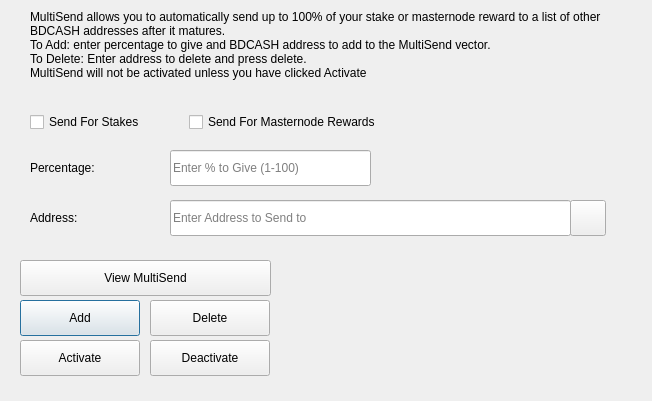
Old version of the form src/qt/forms/multisenddialog.ui in the repository MotoAcidic/bdcash-protocol.
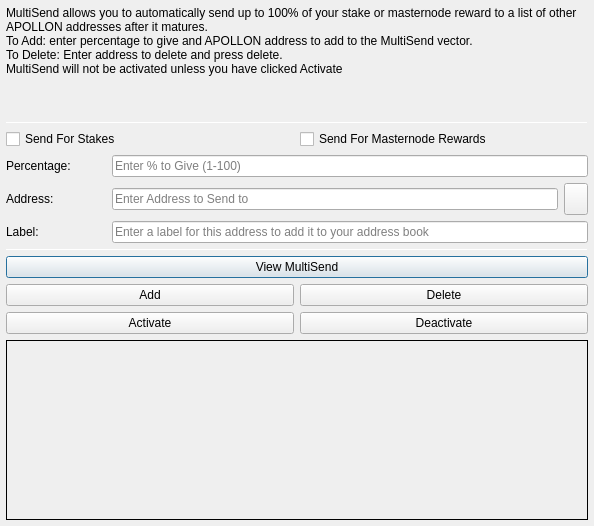
New version of the form. Icons and pictures are not drawn.

Patch:
```diff
--- a/src/qt/forms/multisenddialog.ui
+++ b/src/qt/forms/multisenddialog.ui
@@ -9,34 +9,97 @@
    <rect>
     <x>0</x>
     <y>0</y>
-    <width>652</width>
-    <height>401</height>
+    <width>594</width>
+    <height>526</height>
    </rect>
   </property>
   <property name="windowTitle">
    <string>MultiSend</string>
   </property>
+  <layout class="QVBoxLayout" name="verticalLayout" stretch="0">
+   <property name="margin">
+    <number>6</number>
+   </property>
+   <item>
+    <layout class="QVBoxLayout" name="verticalLayout_Main" stretch="1,1,1,0,1,1,1">
+     <item>
+      <widget class="QLabel" name="label_2">
+       <property name="lineWidth">
+        <number>1</number>
+       </property>
+       <property name="text">
+        <string>MultiSend allows you to automatically send up to 100% of your stake or masternode reward to a list of other APOLLON addresses after it matures.
+To Add: enter percentage to give and APOLLON address to add to the MultiSend vector.
+To Delete: Enter address to delete and press delete.
+MultiSend will not be activated unless you have clicked Activate</string>
+       </property>
+       <property name="alignment">
+        <set>Qt::AlignLeading|Qt::AlignLeft|Qt::AlignTop</set>
+       </property>
+       <property name="wordWrap">
+        <bool>true</bool>
+       </property>
+      </widget>
+     </item>
+     <item>
+      <widget class="Line" name="line">
+       <property name="minimumSize">
+        <size>
+         <width>0</width>
+         <height>1</height>
+        </size>
+       </property>
+       <property name="maximumSize">
+        <size>
+         <width>16777215</width>
+         <height>1</height>
+        </size>
+       </property>
+       <property name="orientation">
+        <enum>Qt::Horizontal</enum>
+       </property>
+      </widget>
+     </item>
+     <item>
+      <layout class="QVBoxLayout" name="verticalLayout_Settings">
+       <item>
+        <layout class="QHBoxLayout" name="horizontalLayout">
+         <item>
+          <widget class="QCheckBox" name="multiSendStakeCheckBox">
+           <property name="text">
+            <string>Send For Stakes</string>
+           </property>
+          </widget>
+         </item>
+         <item>
+          <widget class="QCheckBox" name="multiSendMasternodeCheckBox">
+           <property name="text">
+            <string>Send For Masternode Rewards</string>
+           </property>
+          </widget>
+         </item>
+        </layout>
+       </item>
+       <item>
+        <layout class="QHBoxLayout" name="horizontalLayout_6">
+         <item>
+          <widget class="QLabel" name="label">
+           <property name="minimumSize">
+            <size>
+             <width>100</width>
+             <height>0</height>
+            </size>
+           </property>
+           <property name="toolTip">
+            <string>Percentage of stake to send</string>
+           </property>
+           <property name="text">
+            <string>Percentage:</string>
+           </property>
+          </widget>
+         </item>
+         <item>
   <widget class="QLineEdit" name="multiSendPercentEdit">
-   <property name="geometry">
-    <rect>
-     <x>170</x>
-     <y>150</y>
-     <width>201</width>
-     <height>36</height>
-    </rect>
-   </property>
-   <property name="minimumSize">
-    <size>
-     <width>0</width>
-     <height>36</height>
-    </size>
-   </property>
-   <property name="maximumSize">
-    <size>
-     <width>16777215</width>
-     <height>36</height>
-    </size>
-   </property>
    <property name="toolTip">
     <string>Enter whole numbers 1 - 100</string>
    </property>
@@ -44,27 +107,29 @@
     <string>Enter % to Give (1-100)</string>
    </property>
   </widget>
+         </item>
+        </layout>
+       </item>
+       <item>
+        <layout class="QHBoxLayout" name="horizontalLayout_7">
+         <item>
+          <widget class="QLabel" name="label_5">
+           <property name="minimumSize">
+            <size>
+             <width>100</width>
+             <height>0</height>
+            </size>
+           </property>
+           <property name="toolTip">
+            <string>Address to send portion of stake to</string>
+           </property>
+           <property name="text">
+            <string>Address:</string>
+           </property>
+          </widget>
+         </item>
+         <item>
   <widget class="QLineEdit" name="multiSendAddressEdit">
-   <property name="geometry">
-    <rect>
-     <x>170</x>
-     <y>200</y>
-     <width>401</width>
-     <height>36</height>
-    </rect>
-   </property>
-   <property name="minimumSize">
-    <size>
-     <width>0</width>
-     <height>36</height>
-    </size>
-   </property>
-   <property name="maximumSize">
-    <size>
-     <width>16777215</width>
-     <height>36</height>
-    </size>
-   </property>
    <property name="toolTip">
     <string/>
    </property>
@@ -72,134 +137,13 @@
     <string>Enter Address to Send to</string>
    </property>
   </widget>
-  <widget class="QLabel" name="label_2">
-   <property name="geometry">
-    <rect>
-     <x>30</x>
-     <y>10</y>
-     <width>601</width>
-     <height>81</height>
-    </rect>
-   </property>
-   <property name="lineWidth">
-    <number>1</number>
-   </property>
-   <property name="text">
-    <string>MultiSend allows you to automatically send up to 100% of your stake or masternode reward to a list of other BDCASH addresses after it matures.
-To Add: enter percentage to give and BDCASH address to add to the MultiSend vector.
-To Delete: Enter address to delete and press delete.
-MultiSend will not be activated unless you have clicked Activate</string>
-   </property>
-   <property name="alignment">
-    <set>Qt::AlignLeading|Qt::AlignLeft|Qt::AlignTop</set>
-   </property>
-   <property name="wordWrap">
-    <bool>true</bool>
-   </property>
-  </widget>
-  <widget class="QLabel" name="message">
-   <property name="geometry">
-    <rect>
-     <x>280</x>
-     <y>260</y>
-     <width>351</width>
-     <height>101</height>
-    </rect>
-   </property>
-   <property name="text">
-    <string/>
-   </property>
-  </widget>
-  <widget class="QPushButton" name="addButton">
-   <property name="geometry">
-    <rect>
-     <x>20</x>
-     <y>300</y>
-     <width>120</width>
-     <height>36</height>
-    </rect>
-   </property>
-   <property name="minimumSize">
-    <size>
-     <width>36</width>
-     <height>36</height>
-    </size>
-   </property>
+         </item>
+         <item>
+          <widget class="QToolButton" name="addressBookButton">
    <property name="maximumSize">
     <size>
      <width>16777215</width>
-     <height>36</height>
-    </size>
-   </property>
-   <property name="toolTip">
-    <string/>
-   </property>
-   <property name="statusTip">
-    <string>Add to MultiSend Vector</string>
-   </property>
-   <property name="text">
-    <string>Add</string>
-   </property>
-   <property name="iconSize">
-    <size>
-     <width>36</width>
-     <height>36</height>
-    </size>
-   </property>
-  </widget>
-  <widget class="QPushButton" name="disableButton">
-   <property name="geometry">
-    <rect>
-     <x>150</x>
-     <y>340</y>
-     <width>120</width>
-     <height>36</height>
-    </rect>
-   </property>
-   <property name="minimumSize">
-    <size>
-     <width>36</width>
-     <height>36</height>
-    </size>
-   </property>
-   <property name="maximumSize">
-    <size>
-     <width>16777215</width>
-     <height>36</height>
-    </size>
-   </property>
-   <property name="statusTip">
-    <string>Deactivate MultiSend</string>
-   </property>
-   <property name="text">
-    <string>Deactivate</string>
-   </property>
-   <property name="iconSize">
-    <size>
-     <width>36</width>
-     <height>36</height>
-    </size>
-   </property>
-  </widget>
-  <widget class="QPushButton" name="addressBookButton">
-   <property name="geometry">
-    <rect>
-     <x>570</x>
-     <y>200</y>
-     <width>36</width>
-     <height>36</height>
-    </rect>
-   </property>
-   <property name="sizePolicy">
-    <sizepolicy hsizetype="Minimum" vsizetype="Expanding">
-     <horstretch>0</horstretch>
-     <verstretch>0</verstretch>
-    </sizepolicy>
-   </property>
-   <property name="minimumSize">
-    <size>
-     <width>36</width>
-     <height>36</height>
+             <height>32</height>
     </size>
    </property>
    <property name="toolTip">
@@ -209,87 +153,97 @@
     <string/>
    </property>
    <property name="icon">
-    <iconset>
+            <iconset resource="../apollon.qrc">
      <normaloff>:/icons/address-book</normaloff>:/icons/address-book</iconset>
    </property>
-   <property name="iconSize">
-    <size>
-     <width>36</width>
-     <height>36</height>
-    </size>
-   </property>
    <property name="shortcut">
     <string>Alt+A</string>
    </property>
-   <property name="autoDefault">
-    <bool>false</bool>
-   </property>
-  </widget>
-  <widget class="QLabel" name="label">
-   <property name="geometry">
-    <rect>
-     <x>30</x>
-     <y>150</y>
-     <width>121</width>
-     <height>36</height>
-    </rect>
-   </property>
+          </widget>
+         </item>
+        </layout>
+       </item>
+      </layout>
+     </item>
+     <item>
+      <layout class="QHBoxLayout" name="horizontalLayout_3">
+       <item>
+        <widget class="QLabel" name="label_3">
    <property name="minimumSize">
     <size>
-     <width>0</width>
-     <height>36</height>
-    </size>
-   </property>
-   <property name="toolTip">
-    <string>Percentage of stake to send</string>
-   </property>
+           <width>100</width>
+           <height>0</height>
+          </size>
+         </property>
    <property name="text">
-    <string>Percentage:</string>
-   </property>
-  </widget>
-  <widget class="QLabel" name="label_5">
-   <property name="geometry">
-    <rect>
-     <x>30</x>
-     <y>200</y>
-     <width>111</width>
-     <height>36</height>
-    </rect>
-   </property>
+          <string>Label:</string>
+         </property>
+        </widget>
+       </item>
+       <item>
+        <widget class="QLineEdit" name="labelAddressLabelEdit">
+         <property name="placeholderText">
+          <string>Enter a label for this address to add it to your address book</string>
+         </property>
+        </widget>
+       </item>
+      </layout>
+     </item>
+     <item>
+      <widget class="Line" name="line_2">
    <property name="minimumSize">
     <size>
      <width>0</width>
-     <height>36</height>
-    </size>
-   </property>
+         <height>1</height>
+        </size>
+       </property>
+       <property name="maximumSize">
+        <size>
+         <width>16777215</width>
+         <height>1</height>
+        </size>
+       </property>
+       <property name="orientation">
+        <enum>Qt::Horizontal</enum>
+       </property>
+      </widget>
+     </item>
+     <item>
+      <layout class="QVBoxLayout" name="verticalLayout_Buttons">
+       <item>
+        <layout class="QHBoxLayout" name="horizontalLayout_4">
+         <item>
+          <widget class="QPushButton" name="viewButton">
    <property name="toolTip">
-    <string>Address to send portion of stake to</string>
-   </property>
+            <string/>
+           </property>
+           <property name="statusTip">
+            <string>View MultiSend Vector</string>
+           </property>
    <property name="text">
-    <string>Address:</string>
-   </property>
-  </widget>
+            <string>View MultiSend</string>
+           </property>
+          </widget>
+         </item>
+        </layout>
+       </item>
+       <item>
+        <layout class="QHBoxLayout" name="horizontalLayout_2">
+         <item>
+          <widget class="QPushButton" name="addButton">
+           <property name="toolTip">
+            <string/>
+           </property>
+           <property name="statusTip">
+            <string>Add to MultiSend Vector</string>
+           </property>
+           <property name="text">
+            <string>Add</string>
+           </property>
+          </widget>
+         </item>
+         <item>
   <widget class="QPushButton" name="deleteButton">
-   <property name="geometry">
-    <rect>
-     <x>150</x>
-     <y>300</y>
-     <width>120</width>
-     <height>36</height>
-    </rect>
-   </property>
-   <property name="minimumSize">
-    <size>
-     <width>36</width>
-     <height>36</height>
-    </size>
-   </property>
-   <property name="maximumSize">
-    <size>
-     <width>16777215</width>
-     <height>36</height>
-    </size>
-   </property>
    <property name="toolTip">
     <string/>
    </property>
@@ -299,111 +253,73 @@
    <property name="text">
     <string>Delete</string>
    </property>
-   <property name="iconSize">
-    <size>
-     <width>36</width>
-     <height>36</height>
-    </size>
-   </property>
-  </widget>
+          </widget>
+         </item>
+        </layout>
+       </item>
+       <item>
+        <layout class="QHBoxLayout" name="horizontalLayout_5">
+         <item>
   <widget class="QPushButton" name="activateButton">
-   <property name="geometry">
-    <rect>
-     <x>20</x>
-     <y>340</y>
-     <width>120</width>
-     <height>36</height>
-    </rect>
-   </property>
-   <property name="minimumSize">
-    <size>
-     <width>36</width>
-     <height>36</height>
-    </size>
-   </property>
-   <property name="maximumSize">
-    <size>
-     <width>16777215</width>
-     <height>36</height>
-    </size>
-   </property>
    <property name="statusTip">
     <string>Activate MultiSend</string>
    </property>
    <property name="text">
     <string>Activate</string>
    </property>
-   <property name="iconSize">
-    <size>
-     <width>36</width>
-     <height>36</height>
-    </size>
-   </property>
-  </widget>
-  <widget class="QPushButton" name="viewButton">
-   <property name="geometry">
-    <rect>
-     <x>20</x>
-     <y>260</y>
-     <width>251</width>
-     <height>36</height>
-    </rect>
-   </property>
+          </widget>
+         </item>
+         <item>
+          <widget class="QPushButton" name="disableButton">
+           <property name="statusTip">
+            <string>Deactivate MultiSend</string>
+           </property>
+           <property name="text">
+            <string>Deactivate</string>
+           </property>
+          </widget>
+         </item>
+        </layout>
+       </item>
+      </layout>
+     </item>
+     <item>
+      <widget class="QLabel" name="message">
    <property name="minimumSize">
     <size>
-     <width>36</width>
-     <height>36</height>
-    </size>
-   </property>
-   <property name="maximumSize">
-    <size>
-     <width>16777215</width>
-     <height>36</height>
-    </size>
-   </property>
-   <property name="toolTip">
+         <width>0</width>
+         <height>180</height>
+        </size>
+       </property>
+       <property name="frameShape">
+        <enum>QFrame::Panel</enum>
+       </property>
+       <property name="frameShadow">
+        <enum>QFrame::Plain</enum>
+       </property>
+       <property name="lineWidth">
+        <number>1</number>
+       </property>
+       <property name="midLineWidth">
+        <number>1</number>
+       </property>
+       <property name="text">
     <string/>
    </property>
-   <property name="statusTip">
-    <string>View MultiSend Vector</string>
-   </property>
-   <property name="text">
-    <string>View MultiSend</string>
-   </property>
-   <property name="iconSize">
-    <size>
-     <width>36</width>
-     <height>36</height>
-    </size>
-   </property>
-  </widget>
-  <widget class="QWidget" name="horizontalLayoutWidget">
-   <property name="geometry">
-    <rect>
-     <x>30</x>
-     <y>110</y>
-     <width>351</width>
-     <height>24</height>
-    </rect>
-   </property>
-   <layout class="QHBoxLayout" name="horizontalLayout">
-    <item>
-     <widget class="QCheckBox" name="multiSendStakeCheckBox">
-      <property name="text">
-       <string>Send For Stakes</string>
-      </property>
-     </widget>
-    </item>
-    <item>
-     <widget class="QCheckBox" name="multiSendMasternodeCheckBox">
-      <property name="text">
-       <string>Send For Masternode Rewards</string>
-      </property>
-     </widget>
+       <property name="alignment">
+        <set>Qt::AlignLeading|Qt::AlignLeft|Qt::AlignTop</set>
+       </property>
+       <property name="wordWrap">
+        <bool>true</bool>
+       </property>
+      </widget>
+     </item>
+    </layout>
     </item>
    </layout>
   </widget>
- </widget>
- <resources/>
+ <resources>
+  <include location="../apollon.qrc"/>
+ </resources>
  <connections/>
 </ui>
```
Lines whose indentation alone changed are shown as unchanged.
